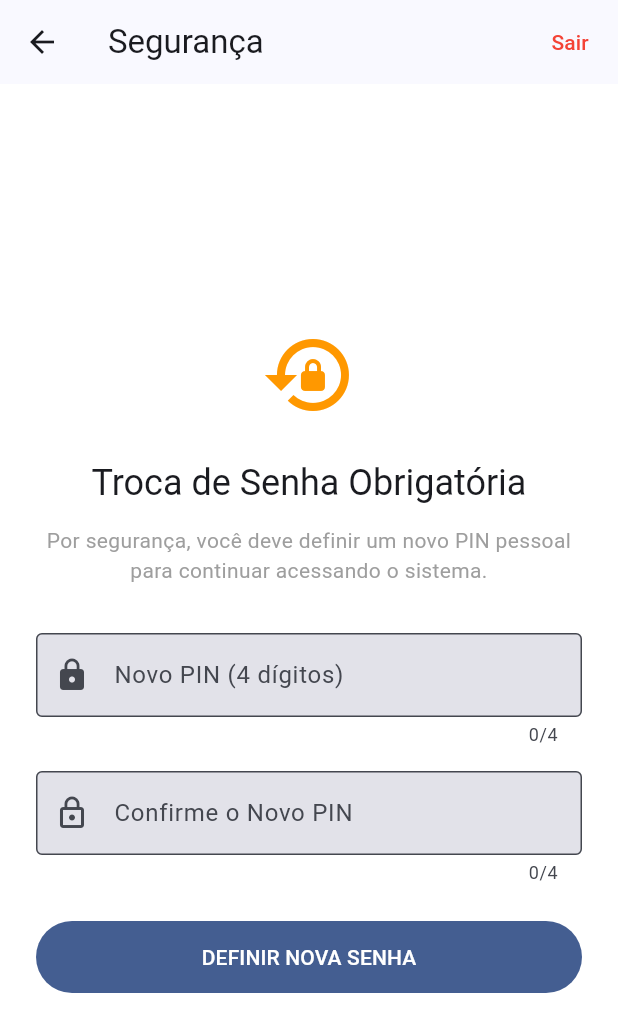
After one commit to lexlemos/croqui_forense_mvp, a Flutter app: the ForceChangePinPage screen opened directly, on a phone screen of 412 x 824 dp. The commit adds this screen. Shown: the top 1032 px of the screen. Run offline on Flutter 3.47's test engine with Material 3 defaults, Android fonts, the light colour scheme and no system bars; our stand-ins replace flutter_secure_storage, sqflite, sqflite_common, sqflite_sqlcipher; accounts and stored records are empty.

```diff
--- /dev/null
+++ b/lib/core/exceptions/auth_exception.dart
@@ -0,0 +1,7 @@
+class AuthException implements Exception {
+  final String message;
+  AuthException(this.message);
+
+  @override
+  String toString() => message;
+}
--- a/lib/data/models/papel_model.dart
+++ b/lib/data/models/papel_model.dart
@@ -1,5 +1,5 @@
 class Papel {
-  final int id;
+  final String id;
   final String nome;
   final String? descricao;
   final bool ePadrao;
@@ -16,7 +16,7 @@ class Papel {
 
   factory Papel.fromMap(Map<String, dynamic> map) {
     return Papel(
-      id: map['id'] as int,
+      id: map['id'] as String,
       nome: map['nome'] as String,
       descricao: map.containsKey('descricao') ? map['descricao'] as String : null,
       ePadrao: (map['e_padrao'] as int) == 1,
@@ -33,4 +33,5 @@ class Papel {
       'criado_em': criadoEm.toIso8601String(),
     };
   }
+  bool get isAdmin => id == 'role_admin';
 }
--- a/lib/data/models/usuario_model.dart
+++ b/lib/data/models/usuario_model.dart
@@ -1,10 +1,11 @@
 class Usuario {
-  final int id;
+  final String id;
   final String matriculaFuncional;
   final String nomeCompleto;
-  final int papelId;
+  final String papelId;
   final bool ativo;
-  final String hashPinOffline;
+  final String? hashPinOffline;
+  final bool deveAlterarPin;
   final String? salt;
   final DateTime criadoEm;
   final String? deviceId;
@@ -16,6 +17,7 @@ class Usuario {
     required this.papelId,
     required this.ativo,
     required this.hashPinOffline,
+    required this.deveAlterarPin,
     required this.criadoEm,
     this.salt,
     this.deviceId,
@@ -23,13 +25,14 @@ class Usuario {
 
   factory Usuario.fromMap(Map<String, dynamic> map) {
     return Usuario(
-      id: map['id'] as int,
+      id: map['id'] as String,
       matriculaFuncional: map['matricula_funcional'] as String,
       nomeCompleto: map['nome_completo'] as String,
-      papelId: map['papel_id'] as int,
-      hashPinOffline: map['hash_pin_offline'] as String,
+      papelId: map['papel_id'] as String,
+      hashPinOffline: map['hash_pin_offline'] as String?,
       salt: map['salt'] as String?,
       ativo: (map['ativo'] as int) == 1,
+      deveAlterarPin: (map['deve_alterar_pin'] ?? 0) == 1,
       criadoEm: DateTime.parse(map['criado_em'] as String),
       deviceId: map.containsKey('device_id') ? map['device_id'] as String? : null,
     );
@@ -42,6 +45,7 @@ class Usuario {
       'nome_completo': nomeCompleto,
       'papel_id': papelId,
       'hash_pin_offline': hashPinOffline,
+      'deve_alterar_pin': deveAlterarPin ? 1 : 0,
       'ativo': ativo ? 1 : 0,
       'criado_em': criadoEm.toIso8601String(),
       'salt': salt,
--- /dev/null
+++ b/lib/presentation/pages/force_change_pin_page.dart
@@ -0,0 +1,125 @@
+import 'package:flutter/material.dart';
+import 'package:provider/provider.dart';
+import 'package:croqui_forense_mvp/presentation/providers/auth_provider.dart';
+
+class ForceChangePinPage extends StatefulWidget {
+  const ForceChangePinPage({super.key});
+
+  @override
+  State<ForceChangePinPage> createState() => _ForceChangePinPageState();
+}
+
+class _ForceChangePinPageState extends State<ForceChangePinPage> {
+  final _formKey = GlobalKey<FormState>();
+  final _pinController = TextEditingController();
+  final _confirmController = TextEditingController();
+  bool _isLoading = false;
+
+  @override
+  Widget build(BuildContext context) {
+    return Scaffold(
+      appBar: AppBar(
+        title: const Text('Segurança'),
+        actions: [
+          TextButton(
+            onPressed: () => context.read<AuthProvider>().logout(),
+            child: const Text('Sair', style: TextStyle(color: Colors.red)),
+          )
+        ],
+      ),
+      body: Center(
+        child: SingleChildScrollView(
+          padding: const EdgeInsets.all(24),
+          child: ConstrainedBox(
+            constraints: const BoxConstraints(maxWidth: 400),
+            child: Form(
+              key: _formKey,
+              child: Column(
+                mainAxisAlignment: MainAxisAlignment.center,
+                children: [
+                  const Icon(Icons.lock_reset, size: 64, color: Colors.orange),
+                  const SizedBox(height: 24),
+                  Text(
+                    'Troca de Senha Obrigatória',
+                    style: Theme.of(context).textTheme.headlineSmall,
+                    textAlign: TextAlign.center,
+                  ),
+                  const SizedBox(height: 12),
+                  const Text(
+                    'Por segurança, você deve definir um novo PIN pessoal para continuar acessando o sistema.',
+                    textAlign: TextAlign.center,
+                    style: TextStyle(color: Colors.grey),
+                  ),
+                  const SizedBox(height: 32),
+
+                  TextFormField(
+                    controller: _pinController,
+                    keyboardType: TextInputType.number,
+                    obscureText: true,
+                    maxLength: 4,
+                    decoration: const InputDecoration(
+                      labelText: 'Novo PIN (4 dígitos)',
+                      border: OutlineInputBorder(),
+                      prefixIcon: Icon(Icons.lock),
+                    ),
+                    validator: (v) {
+                      if (v == null || v.length != 4) return 'Deve ter 4 dígitos';
+                      return null;
+                    },
+                  ),
+                  const SizedBox(height: 16),
+
+                  TextFormField(
+                    controller: _confirmController,
+                    keyboardType: TextInputType.number,
+                    obscureText: true,
+                    maxLength: 4,
+                    decoration: const InputDecoration(
+                      labelText: 'Confirme o Novo PIN',
+                      border: OutlineInputBorder(),
+                      prefixIcon: Icon(Icons.lock_outline),
+                    ),
+                    validator: (v) {
+                      if (v != _pinController.text) return 'Os PINs não conferem';
+                      return null;
+                    },
+                  ),
+                  const SizedBox(height: 24),
+
+                  SizedBox(
+                    width: double.infinity,
+                    height: 48,
+                    child: FilledButton(
+                      onPressed: _isLoading ? null : _salvarNovoPin,
+                      child: _isLoading
+                        ? const CircularProgressIndicator(color: Colors.white)
+                        : const Text('DEFINIR NOVA SENHA'),
+                    ),
+                  ),
+                ],
+              ),
+            ),
+          ),
+        ),
+      ),
+    );
+  }
+
+  Future<void> _salvarNovoPin() async {
+    if (!_formKey.currentState!.validate()) return;
+
+    setState(() => _isLoading = true);
+
+    try {
+      final authProvider = context.read<AuthProvider>();
+      await authProvider.atualizarPinPrimeiroAcesso(_pinController.text);
+
+
+    } catch (e) {
+      ScaffoldMessenger.of(context).showSnackBar(
+        SnackBar(content: Text('Erro: $e'), backgroundColor: Colors.red),
+      );
+      setState(() => _isLoading = false);
+    }
+  }
+}
--- a/lib/presentation/pages/login_page.dart
+++ b/lib/presentation/pages/login_page.dart
@@ -2,6 +2,7 @@ import 'package:flutter/material.dart';
 import 'package:provider/provider.dart';
 import 'package:croqui_forense_mvp/presentation/providers/auth_provider.dart';
 import 'package:croqui_forense_mvp/domain/services/auth_service.dart';
+import 'package:croqui_forense_mvp/core/exceptions/auth_exception.dart';
 
 class LoginPage extends StatefulWidget {
   const LoginPage({super.key});
--- a/lib/presentation/providers/user_management_provider.dart
+++ b/lib/presentation/providers/user_management_provider.dart
@@ -89,7 +89,7 @@ class UserManagementProvider extends ChangeNotifier {
   Future<void> criarUsuario({
     required String nome,
     required String matricula,
-    required int papelId,
+    required String papelId,
     required String pinInicial,
   }) async {
     _isLoading = true;
@@ -109,7 +109,7 @@ class UserManagementProvider extends ChangeNotifier {
       rethrow;
     }
   }
-  Future<void> toggleStatusUsuario(Usuario usuario, int idLogado) async {
+  Future<void> toggleStatusUsuario(Usuario usuario, String idLogado) async {
     try {
       await _userService.alternarStatusUsuario(
         usuarioAlvo: usuario,
@@ -125,6 +125,7 @@ class UserManagementProvider extends ChangeNotifier {
           papelId: atual.papelId,
           ativo: !atual.ativo,
           hashPinOffline: atual.hashPinOffline,
+          deveAlterarPin: atual.deveAlterarPin,
           salt: atual.salt,
           criadoEm: atual.criadoEm,
         );
--- a/lib/presentation/widgets/user_management/user_form_dialog.dart
+++ b/lib/presentation/widgets/user_management/user_form_dialog.dart
@@ -16,7 +16,7 @@ class _UserFormDialogState extends State<UserFormDialog> {
   final _matriculaController = TextEditingController();
   final _pinController = TextEditingController();
 
-  int? _selectedPapelId;
+  String? _selectedPapelId;
   bool _obscurePin = true;
 
   @override
@@ -59,7 +59,7 @@ class _UserFormDialogState extends State<UserFormDialog> {
                     ),
                     const SizedBox(width: 12),
                     Expanded(
-                      child: DropdownButtonFormField<int>(
+                      child: DropdownButtonFormField<String>(
                         value: _selectedPapelId,
                         decoration: const InputDecoration(
                           labelText: 'Cargo / Função',
@@ -67,7 +67,7 @@ class _UserFormDialogState extends State<UserFormDialog> {
                           prefixIcon: Icon(Icons.work),
                         ),
                         items: papeis.map((papel) {
-                          return DropdownMenuItem(
+                          return DropdownMenuItem<String>(
                             value: papel.id,
                             child: Text(papel.nome),
                           );
```
Also changed, not shown: lib/core/constants/database_constants.dart (+10 -14 lines), lib/core/security/key_storage_interface.dart (+4 -4 lines), lib/core/security/secure_key_storage.dart (+5 -4 lines), lib/data/local/database_helper.dart (+11 -11 lines), lib/data/local/database_seeder.dart (+48 -27 lines), lib/data/models/caso_model.dart (+12 -11 lines), lib/data/repositories/usuario_repository.dart (+22 -5 lines), lib/domain/services/auth_service.dart (+46 -84 lines), lib/domain/services/case_service.dart (+10 -5 lines), lib/domain/services/user_service.dart (+6 -3 lines), lib/main.dart (+32 -23 lines), lib/presentation/providers/auth_provider.dart (+44 -20 lines), lib/presentation/widgets/common/app_header.dart (+7 -6 lines).
